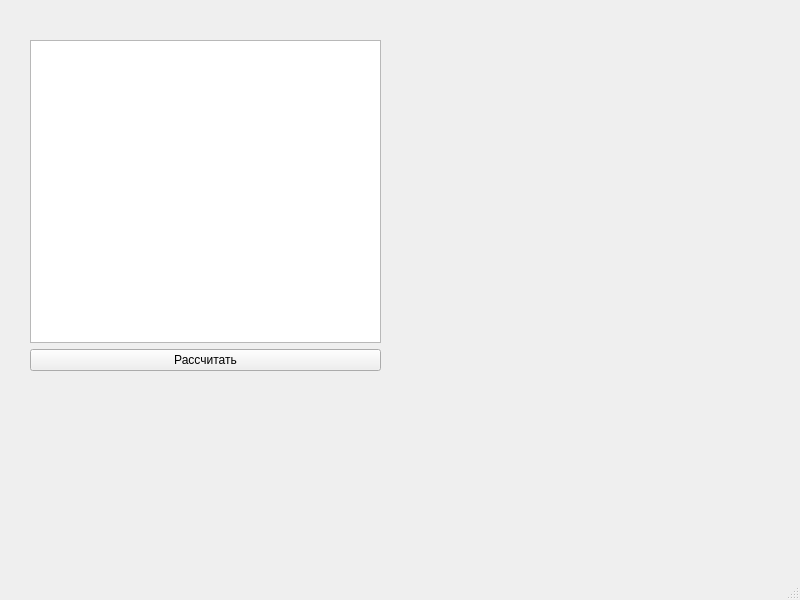
Qt form mainwindow.ui (Rokli/NumericalIntegration) before a commit.
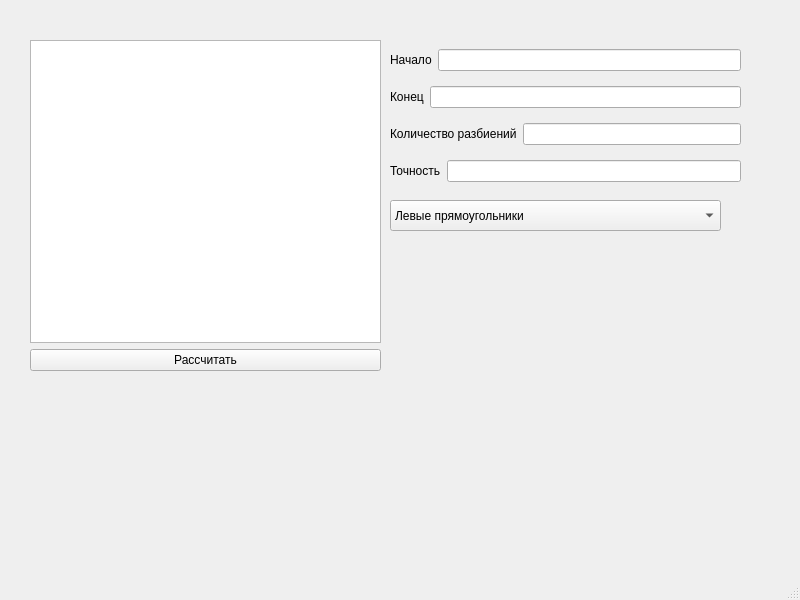
The same form after that commit.

Diff of the .ui file:
```diff
--- a/mainwindow.ui
+++ b/mainwindow.ui
@@ -14,6 +14,26 @@
    <string>MainWindow</string>
   </property>
   <widget class="QWidget" name="centralwidget">
+   <widget class="QComboBox" name="comboBox">
+    <property name="geometry">
+     <rect>
+      <x>390</x>
+      <y>200</y>
+      <width>331</width>
+      <height>31</height>
+     </rect>
+    </property>
+    <item>
+     <property name="text">
+      <string>Левые прямоугольники</string>
+     </property>
+    </item>
+    <item>
+     <property name="text">
+      <string>Средние прямоугольники</string>
+     </property>
+    </item>
+   </widget>
    <widget class="QWidget" name="">
     <property name="geometry">
      <rect>
@@ -36,6 +56,74 @@
      </item>
     </layout>
    </widget>
+   <widget class="QWidget" name="">
+    <property name="geometry">
+     <rect>
+      <x>390</x>
+      <y>40</y>
+      <width>351</width>
+      <height>151</height>
+     </rect>
+    </property>
+    <layout class="QVBoxLayout" name="verticalLayout_2">
+     <item>
+      <layout class="QHBoxLayout" name="horizontalLayout">
+       <item>
+        <widget class="QLabel" name="label">
+         <property name="text">
+          <string>Начало</string>
+         </property>
+        </widget>
+       </item>
+       <item>
+        <widget class="QLineEdit" name="startA"/>
+       </item>
+      </layout>
+     </item>
+     <item>
+      <layout class="QHBoxLayout" name="horizontalLayout_2">
+       <item>
+        <widget class="QLabel" name="label_2">
+         <property name="text">
+          <string>Конец</string>
+         </property>
+        </widget>
+       </item>
+       <item>
+        <widget class="QLineEdit" name="endB"/>
+       </item>
+      </layout>
+     </item>
+     <item>
+      <layout class="QHBoxLayout" name="horizontalLayout_3">
+       <item>
+        <widget class="QLabel" name="label_3">
+         <property name="text">
+          <string>Количество разбиений</string>
+         </property>
+        </widget>
+       </item>
+       <item>
+        <widget class="QLineEdit" name="partition"/>
+       </item>
+      </layout>
+     </item>
+     <item>
+      <layout class="QHBoxLayout" name="horizontalLayout_4">
+       <item>
+        <widget class="QLabel" name="label_4">
+         <property name="text">
+          <string>Точность</string>
+         </property>
+        </widget>
+       </item>
+       <item>
+        <widget class="QLineEdit" name="epsW"/>
+       </item>
+      </layout>
+     </item>
+    </layout>
+   </widget>
   </widget>
   <widget class="QMenuBar" name="menubar">
    <property name="geometry">
```
